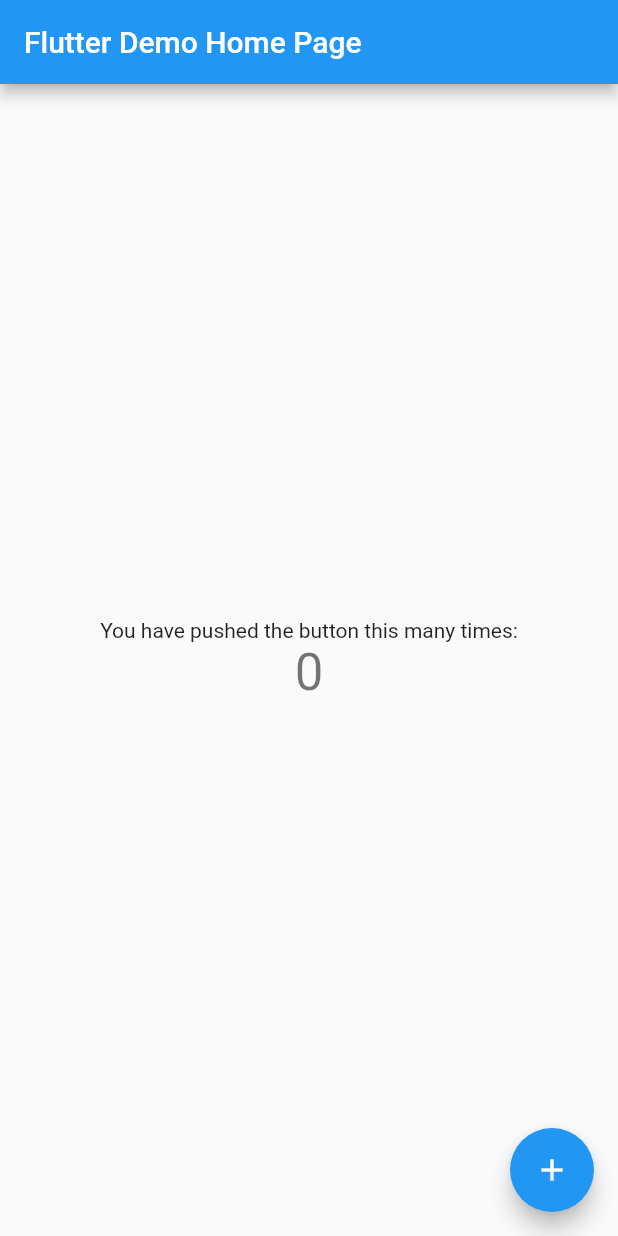
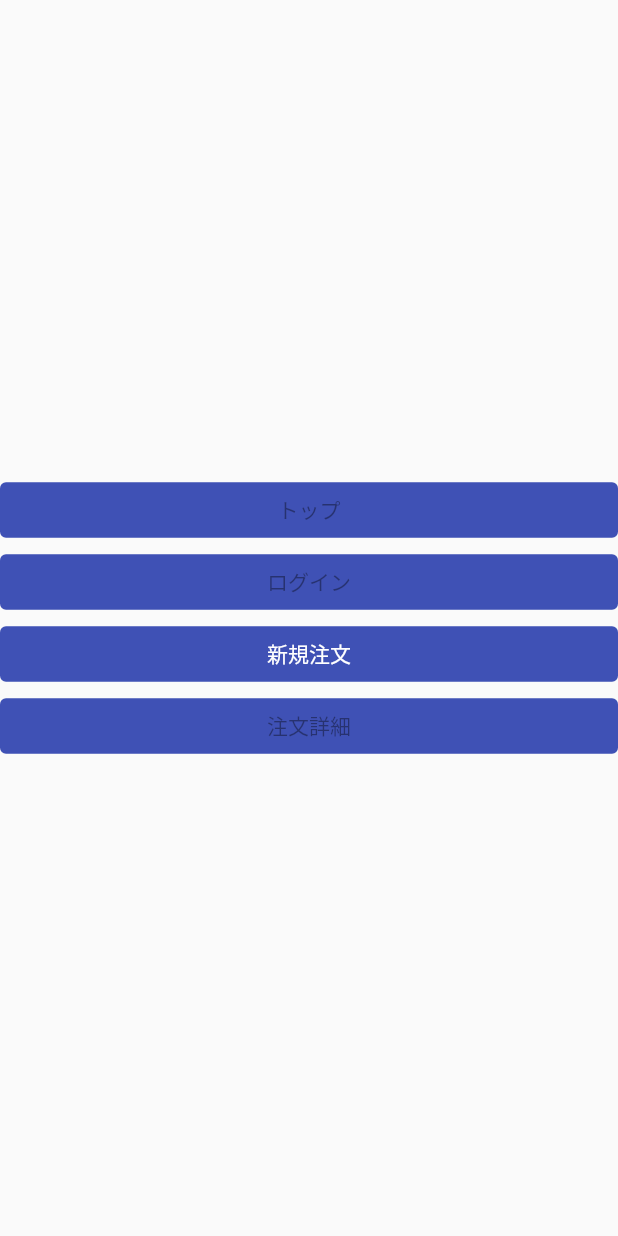
Before and after one commit to tentairikigaku/deliveryservice, a Flutter app: the screen it shows after launch, on a phone screen of 412 x 824 dp. Run offline on Flutter 3.47's test engine with Material 2 defaults, Android fonts, the phone set to English and light mode, and no system bars.

```diff
--- a/lib/main.dart
+++ b/lib/main.dart
@@ -1,4 +1,5 @@
 // Flutter imports:
+import 'package:delivery_system/views/new_order_page.dart';
 import 'package:flutter/material.dart';
 
 void main() {
@@ -10,105 +11,69 @@ class MyApp extends StatelessWidget {
   @override
   Widget build(BuildContext context) {
     return MaterialApp(
-      title: 'Flutter Demo',
+      debugShowCheckedModeBanner: false,
       theme: ThemeData(
-        // This is the theme of your application.
-        //
-        // Try running your application with "flutter run". You'll see the
-        // application has a blue toolbar. Then, without quitting the app, try
-        // changing the primarySwatch below to Colors.green and then invoke
-        // "hot reload" (press "r" in the console where you ran "flutter run",
-        // or simply save your changes to "hot reload" in a Flutter IDE).
-        // Notice that the counter didn't reset back to zero; the application
-        // is not restarted.
-        primarySwatch: Colors.blue,
+        primarySwatch: Colors.indigo,
+        appBarTheme: const AppBarTheme(
+          brightness: Brightness.dark,
+          backgroundColor: Colors.black,
+          elevation: 1,
+          shadowColor: Colors.white,
+        ),
       ),
-      home: MyHomePage(title: 'Flutter Demo Home Page'),
+      home: HomePage(),
     );
   }
 }
 
-class MyHomePage extends StatefulWidget {
-  MyHomePage({Key? key, required this.title}) : super(key: key);
-
-  // This widget is the home page of your application. It is stateful, meaning
-  // that it has a State object (defined below) that contains fields that affect
-  // how it looks.
-
-  // This class is the configuration for the state. It holds the values (in this
-  // case the title) provided by the parent (in this case the App widget) and
-  // used by the build method of the State. Fields in a Widget subclass are
-  // always marked "final".
-
-  final String title;
-
+class HomePage extends StatefulWidget {
   @override
-  _MyHomePageState createState() => _MyHomePageState();
+  _HomePageState createState() => _HomePageState();
 }
 
-class _MyHomePageState extends State<MyHomePage> {
-  int _counter = 0;
-
-  void _incrementCounter() {
-    setState(() {
-      // This call to setState tells the Flutter framework that something has
-      // changed in this State, which causes it to rerun the build method below
-      // so that the display can reflect the updated values. If we changed
-      // _counter without calling setState(), then the build method would not be
-      // called again, and so nothing would appear to happen.
-      _counter++;
-    });
+class _HomePageState extends State<HomePage> {
+  Widget navButton({required String title, dynamic nav}) {
+    return SizedBox(
+      width: 500,
+      child: TextButton(
+        style: TextButton.styleFrom(
+          primary: Colors.white,
+          backgroundColor: Colors.indigo,
+        ),
+        onPressed: null,
+        child: Text(title),
+      ),
+    );
   }
 
   @override
   Widget build(BuildContext context) {
-    // This method is rerun every time setState is called, for instance as done
-    // by the _incrementCounter method above.
-    //
-    // The Flutter framework has been optimized to make rerunning build methods
-    // fast, so that you can just rebuild anything that needs updating rather
-    // than having to individually change instances of widgets.
     return Scaffold(
-      appBar: AppBar(
-        // Here we take the value from the MyHomePage object that was created by
-        // the App.build method, and use it to set our appbar title.
-        title: Text(widget.title),
-      ),
       body: Center(
-        // Center is a layout widget. It takes a single child and positions it
-        // in the middle of the parent.
         child: Column(
-          // Column is also a layout widget. It takes a list of children and
-          // arranges them vertically. By default, it sizes itself to fit its
-          // children horizontally, and tries to be as tall as its parent.
-          //
-          // Invoke "debug painting" (press "p" in the console, choose the
-          // "Toggle Debug Paint" action from the Flutter Inspector in Android
-          // Studio, or the "Toggle Debug Paint" command in Visual Studio Code)
-          // to see the wireframe for each widget.
-          //
-          // Column has various properties to control how it sizes itself and
-          // how it positions its children. Here we use mainAxisAlignment to
-          // center the children vertically; the main axis here is the vertical
-          // axis because Columns are vertical (the cross axis would be
-          // horizontal).
           mainAxisAlignment: MainAxisAlignment.center,
-          children: <Widget>[
-            Text(
-              'You have pushed the button this many times:',
+          children: [
+            navButton(title: 'トップ'),
+            navButton(title: 'ログイン'),
+            SizedBox(
+              width: 500,
+              child: TextButton(
+                style: TextButton.styleFrom(
+                  primary: Colors.white,
+                  backgroundColor: Colors.indigo,
+                ),
+                onPressed: () async {
+                  await Navigator.of(context).push<dynamic>(
+                    OrderListPage.route(),
+                  );
+                },
+                child: const Text('新規注文'),
+              ),
             ),
-            Text(
-              '$_counter',
-              style: Theme.of(context).textTheme.headline4,
-            ),
+            navButton(title: '注文詳細'),
           ],
         ),
       ),
-      floatingActionButton: FloatingActionButton(
-        onPressed: _incrementCounter,
-        tooltip: 'Increment',
-        child: Icon(Icons.add),
-      ), // This trailing comma makes auto-formatting nicer for build methods.
     );
   }
 }
```
Also changed, not shown: lib/views/new_order_page.dart (added, +61 -0 lines), pubspec.lock, 1 other file.
